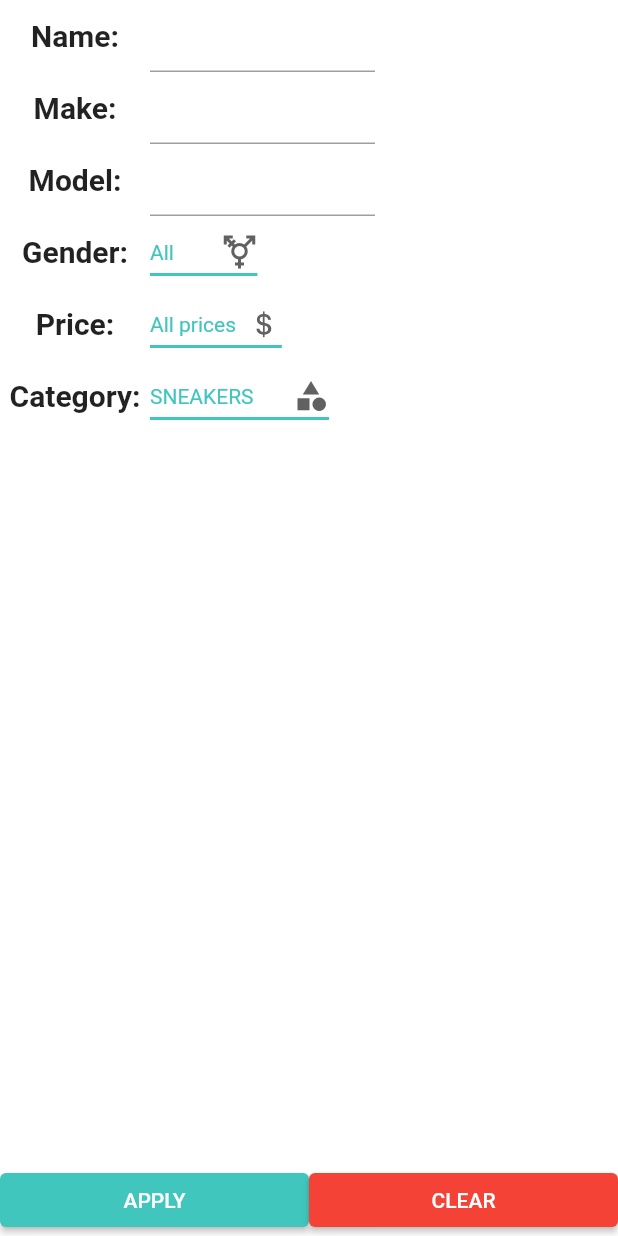
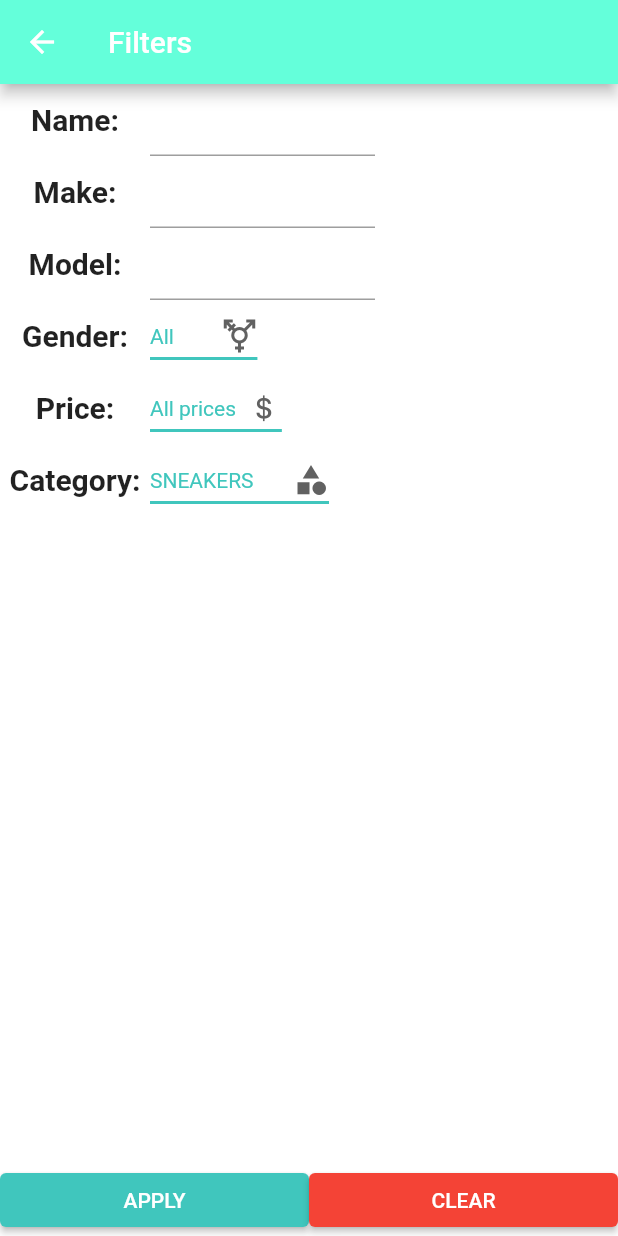
Before and after one commit to jan268/In-ynierka, a Flutter app: the AccountPage screen opened by its route, item 2 of the bottom bar chosen, after a tap on the "search" icon, after a tap on the "settings" icon, on a phone screen of 412 x 824 dp. Run offline on Flutter 3.47's test engine with Material 2 defaults, Android fonts, the phone set to English and light mode, and no system bars; our stand-ins replace flutter_secure_storage, flutter_spinkit, jwt_decoder, toggle_switch; accounts and stored records are empty; network calls fail.

Commit message:
added log out action, fixed displaying of highestBid and lowestAsk, added clear Filter Button

```diff
--- a/lib/objects/filter_object.dart
+++ b/lib/objects/filter_object.dart
@@ -7,6 +7,7 @@ class FilterObject {
   String? gender = '%20';
   String? minPrice = '%20';
   String? maxPrice = '%20';
+  bool used = false;
 
   FilterObject.name(this.brand, this.category, this.make, this.name, this.model,
       this.gender, this.minPrice, this.maxPrice);
--- a/lib/pages/account.dart
+++ b/lib/pages/account.dart
@@ -3,15 +3,18 @@ import 'package:flutter/material.dart';
 import 'package:net_market/objects/account_object.dart';
 import 'package:net_market/objects/decoded_token_object.dart';
 import 'package:net_market/objects/filter_object.dart';
+import 'package:net_market/pages/login_screen.dart';
 import 'package:net_market/pages/profile.dart';
 import 'package:net_market/pages/search.dart';
 import 'package:net_market/pages/settings.dart';
 import 'package:net_market/pages/bids.dart';
 import 'package:net_market/pages/transactions.dart';
 import 'package:net_market/utilities/basic_icons_icons.dart';
+import 'package:net_market/utilities/user_secure_storage.dart';
 
 import 'asks.dart';
 import 'home.dart';
+import 'loading.dart';
 
 class AccountPage extends StatefulWidget {
   const AccountPage({Key? key}) : super(key: key);
@@ -92,6 +95,17 @@ class _AccountPageState extends State<AccountPage> {
                     subtitle: Text("Change password"),
                   )
               ),
+              Card(
+                  child: ListTile(
+                    onTap: () {
+                      UserSecureStorage.setJwt('');
+                      navigateToLogin(context);
+                    },
+                    leading: Icon(Icons.logout),
+                    title: Text("Log out"),
+                    subtitle: Text("You will be logged out"),
+                  )
+              ),
             ],
           )
         ),
@@ -104,6 +118,7 @@ class _AccountPageState extends State<AccountPage> {
   Future<dynamic> navigateToAsks(BuildContext context) => Navigator.push(context, MaterialPageRoute(builder: (context) => AsksPage()));
   Future<dynamic> navigateToTransactions(BuildContext context) => Navigator.push(context, MaterialPageRoute(builder: (context) => TransactionsPage()));
   Future<dynamic> navigateToSettings(BuildContext context) => Navigator.push(context, MaterialPageRoute(builder: (context) => SettingsPage()));
+  Future<dynamic> navigateToLogin(BuildContext context) => Navigator.pushNamedAndRemoveUntil(context, "/", (r) => false);
 
   @override
   void initState() {
--- a/lib/pages/filters.dart
+++ b/lib/pages/filters.dart
@@ -25,6 +25,10 @@ class _FilterPageState extends State<FilterPage> {
   @override
   Widget build(BuildContext context) {
     return Scaffold(
+      appBar: AppBar(
+        title: Text("Filters"),
+        backgroundColor: Colors.tealAccent,
+      ),
       backgroundColor: Colors.white,
       body: Container(
         child: SafeArea(
@@ -244,6 +248,8 @@ class _FilterPageState extends State<FilterPage> {
                 filters.model = getValue(model.text);
                 filters.gender = getGender();
                 setPriceRange();
+                filters.used = true;
+
 
                 Navigator.push(context, MaterialPageRoute(builder: (context) => SearchPage(category: widget.category, filters: filters, )));
               },
--- a/lib/pages/loading.dart
+++ b/lib/pages/loading.dart
@@ -17,6 +17,7 @@ class Loading extends StatefulWidget {
 class _LoadingState extends State<Loading> {
 
   void loadUser() async {
+
     String? token = await UserSecureStorage.getJwt();
     if (token != null) {
       if (token != '' && JwtDecoder.isExpired(token) != true) {
--- a/lib/pages/search.dart
+++ b/lib/pages/search.dart
@@ -67,6 +67,7 @@ class _SearchPageState extends State<SearchPage> {
                       onPressed: () {
                         // odpalenie wyszukania
                         setState(() {
+                          widget.filters.used = true;
                           widget.filters.name = myController.text;
                         });
                       },
@@ -74,13 +75,22 @@ class _SearchPageState extends State<SearchPage> {
                           Icons.search
                       ),
                     ),
+                    buildFilterButton(context),
                     IconButton(
-                      onPressed: () {
-                        Navigator.push(context, MaterialPageRoute(builder: (context) => FilterPage(category: widget.category,)));
-                      },
-                      icon: Icon(
-                          Icons.settings
-                      ),
+                        onPressed: () {
+                          setState(() {
+                             widget.filters.brand = '%20';
+                             widget.filters.make = '%20';
+                             widget.filters.name = '%20';
+                             widget.filters.model = '%20';
+                             widget.filters.gender = '%20';
+                             widget.filters.minPrice = '%20';
+                             widget.filters.maxPrice = '%20';
+                             widget.filters.used = false;
+                             myController.clear();
+                          });
+                        },
+                        icon: Icon(Icons.clear)
                     )
                   ],
                 ),
@@ -98,6 +108,28 @@ class _SearchPageState extends State<SearchPage> {
         ),
       ),
     );
+  }
+
+  IconButton buildFilterButton(BuildContext context) {
+    if(widget.filters.used) {
+      return IconButton(
+        onPressed: () {
+          Navigator.push(context, MaterialPageRoute(builder: (context) => FilterPage(category: widget.category,)));
+        },
+        icon: Icon(
+          Icons.settings,
+          color: Colors.tealAccent,
+        ),
+      );
+    }
+    return IconButton(
+                    onPressed: () {
+                      Navigator.push(context, MaterialPageRoute(builder: (context) => FilterPage(category: widget.category,)));
+                    },
+                    icon: Icon(
+                        Icons.settings,
+                    ),
+                  );
   }
 
   Widget getNavBar(int index) {
```
Also changed, not shown: lib/pages/item_card.dart (+31 -16 lines), lib/pages/item_in_list.dart (+20 -2 lines), lib/pages/item_in_list_column.dart (+13 -2 lines).
